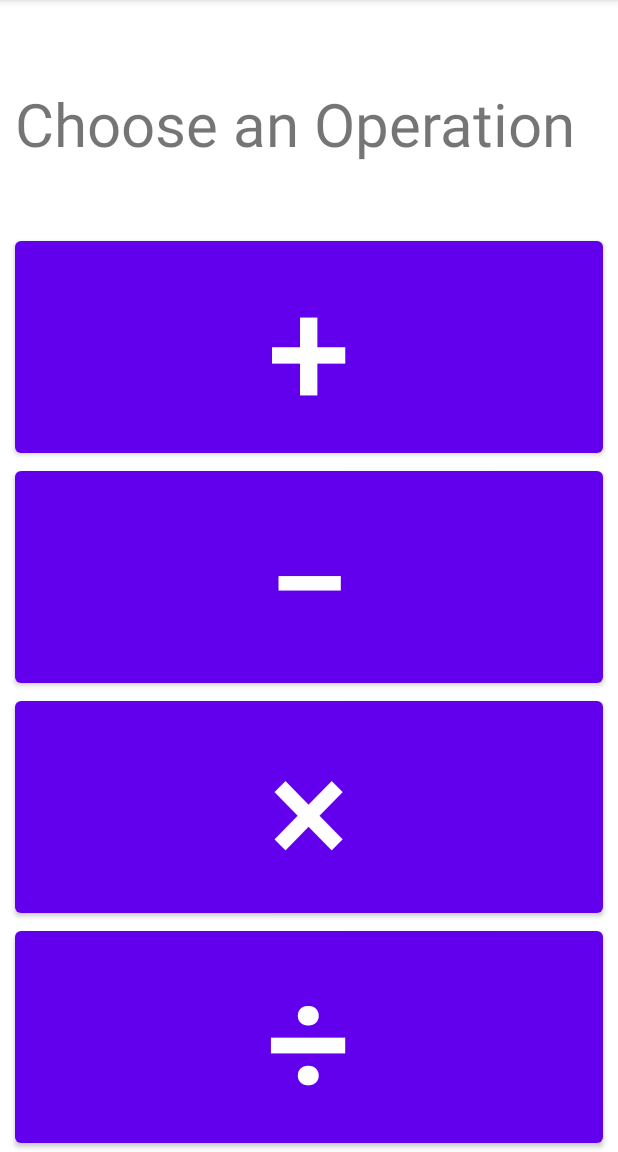
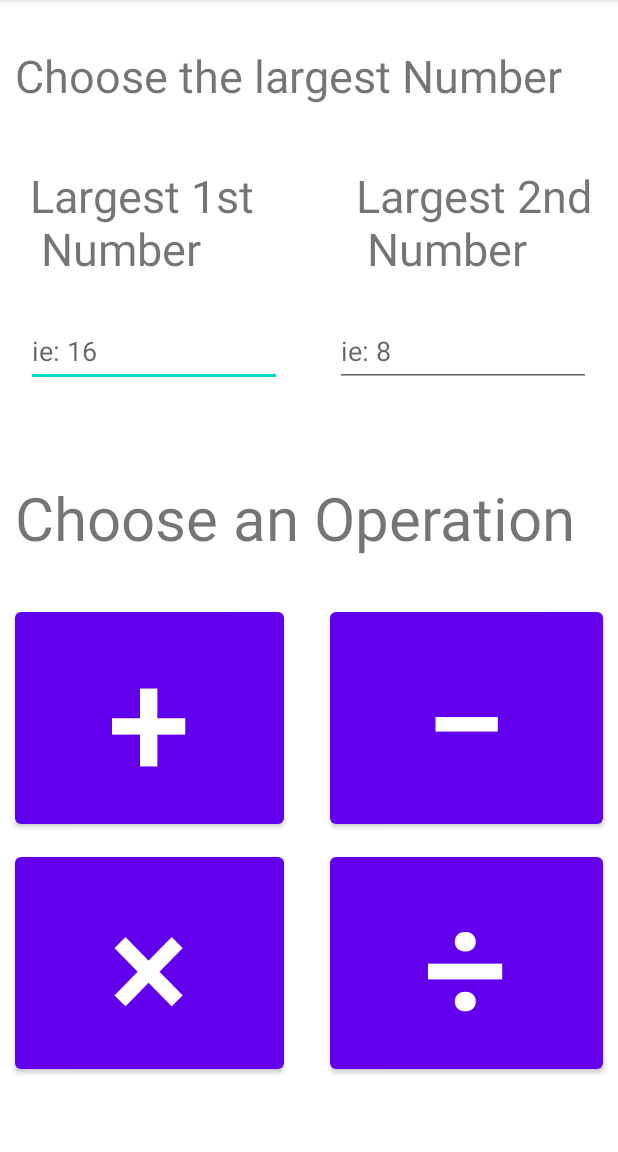
Before and after one commit to ccheung62/Android4SymbolMath, an Android app: the OperationSelect screen opened directly, with no data from a screen before it, on a phone screen of 412 x 824 dp, the part 84-1236 px from its top. Run offline under Robolectric (Android 15) with nearby library versions, the phone set to English and light mode, and no system bars.

```diff
--- a/app/src/main/java/com/example/a4symbolmath/ProblemDisplay.kt
+++ b/app/src/main/java/com/example/a4symbolmath/ProblemDisplay.kt
@@ -25,7 +25,7 @@ class ProblemDisplay : AppCompatActivity() {
 }
 
 
-/*lass logic {
+/*class logic {
     init {
         val hist: ArrayList<history> = ArrayList<history>()
 
@@ -67,7 +67,7 @@ class ProblemDisplay : AppCompatActivity() {
                     one = realans * two
                 }while (sign == " ")
                 try {
-                    input = scan.nextInt()//change this to user input
+                    input = //change this to user input
                 } catch (e: Exception) {//exit condition.. change to enter button
                     loop = false
                     break
--- a/app/src/main/res/layout/choose_operation.xml
+++ b/app/src/main/res/layout/choose_operation.xml
@@ -6,67 +6,140 @@
     android:layout_height="match_parent">
 
     <TextView
+        android:id="@+id/numberRangeTitle"
+        android:layout_width="0dp"
+        android:layout_height="60dp"
+        android:layout_marginStart="10dp"
+        android:layout_marginTop="30dp"
+        android:layout_marginEnd="10dp"
+        android:text="Choose the largest Number"
+        android:textSize="30sp"
+        app:layout_constraintEnd_toEndOf="parent"
+        app:layout_constraintHorizontal_bias="0.0"
+        app:layout_constraintStart_toStartOf="parent"
+        app:layout_constraintTop_toTopOf="parent" />
+
+    <TextView
+        android:id="@+id/FirstNumberTv"
+        android:layout_width="wrap_content"
+        android:layout_height="wrap_content"
+        android:layout_marginStart="20dp"
+        android:layout_marginTop="20dp"
+        android:text="Largest 1st\n Number"
+        android:textSize="30sp"
+        app:layout_constraintEnd_toStartOf="@+id/guideline"
+        app:layout_constraintHorizontal_bias="0.0"
+        app:layout_constraintStart_toStartOf="parent"
+        app:layout_constraintTop_toBottomOf="@+id/numberRangeTitle" />
+
+    <EditText
+        android:id="@+id/FirstNumberInput"
+        android:layout_width="wrap_content"
+        android:layout_height="wrap_content"
+        android:layout_marginTop="24dp"
+        android:ems="8"
+        android:hint="ie: 16"
+        android:inputType="number"
+        android:minHeight="48dp"
+        app:layout_constraintEnd_toStartOf="@+id/guideline"
+        app:layout_constraintStart_toStartOf="parent"
+        app:layout_constraintTop_toBottomOf="@+id/FirstNumberTv"
+        tools:ignore="Autofill" />
+
+    <EditText
+        android:id="@+id/SecondNumberInput"
+        android:layout_width="wrap_content"
+        android:layout_height="wrap_content"
+        android:layout_marginTop="24dp"
+        android:ems="8"
+        android:hint="ie: 8"
+        android:inputType="number"
+        android:minHeight="48dp"
+        app:layout_constraintEnd_toEndOf="parent"
+        app:layout_constraintStart_toStartOf="@+id/guideline"
+        app:layout_constraintTop_toBottomOf="@+id/SecondNumberTv"
+        tools:ignore="Autofill" />
+
+    <TextView
+        android:id="@+id/SecondNumberTv"
+        android:layout_width="wrap_content"
+        android:layout_height="wrap_content"
+        android:text="Largest 2nd\n Number"
+        android:textSize="30sp"
+        app:layout_constraintEnd_toEndOf="parent"
+        app:layout_constraintHorizontal_bias="0.652"
+        app:layout_constraintStart_toStartOf="@+id/guideline"
+        app:layout_constraintTop_toTopOf="@+id/FirstNumberTv" />
+
+    <TextView
         android:id="@+id/tvOperation"
         android:layout_width="0dp"
         android:layout_height="wrap_content"
         android:layout_marginStart="10dp"
-        android:layout_marginTop="10dp"
+        android:layout_marginTop="60dp"
         android:layout_marginEnd="10dp"
         android:text="Choose an Operation"
         android:textSize="40dp"
-        app:layout_constraintBottom_toTopOf="@+id/buttonAddition"
         app:layout_constraintEnd_toEndOf="parent"
+        app:layout_constraintHorizontal_bias="1.0"
         app:layout_constraintStart_toStartOf="parent"
-        app:layout_constraintTop_toTopOf="parent" />
+        app:layout_constraintTop_toBottomOf="@+id/FirstNumberInput" />
 
     <Button
         android:id="@+id/buttonAddition"
         android:layout_width="0dp"
         android:layout_height="wrap_content"
         android:layout_marginStart="10dp"
-        android:layout_marginEnd="10dp"
+        android:layout_marginTop="30dp"
+        android:layout_marginEnd="15dp"
         android:text="+"
         android:textSize="100dp"
-        app:layout_constraintBottom_toTopOf="@+id/buttonSubtraction"
-        app:layout_constraintEnd_toEndOf="parent"
+        app:layout_constraintEnd_toStartOf="@+id/guideline"
         app:layout_constraintHorizontal_bias="1.0"
-        app:layout_constraintStart_toStartOf="parent" />
+        app:layout_constraintStart_toStartOf="parent"
+        app:layout_constraintTop_toBottomOf="@+id/tvOperation" />
 
     <Button
         android:id="@+id/buttonSubtraction"
         android:layout_width="0dp"
         android:layout_height="wrap_content"
-        android:layout_marginStart="10dp"
+        android:layout_marginStart="15dp"
         android:layout_marginEnd="10dp"
         android:text="−"
         android:textSize="100dp"
-        app:layout_constraintBottom_toTopOf="@+id/buttonMultiplication"
         app:layout_constraintEnd_toEndOf="parent"
-        app:layout_constraintStart_toStartOf="parent" />
+        app:layout_constraintStart_toStartOf="@+id/guideline"
+        app:layout_constraintTop_toTopOf="@+id/buttonAddition" />
 
     <Button
         android:id="@+id/buttonMultiplication"
         android:layout_width="0dp"
         android:layout_height="wrap_content"
-        android:layout_marginStart="10dp"
-        android:layout_marginEnd="10dp"
+        android:layout_marginTop="10dp"
         android:text="×"
         android:textSize="100dp"
-        app:layout_constraintBottom_toTopOf="@+id/buttonDivision"
-        app:layout_constraintEnd_toEndOf="parent"
-        app:layout_constraintStart_toStartOf="parent" />
+        app:layout_constraintEnd_toEndOf="@+id/buttonAddition"
+        app:layout_constraintStart_toStartOf="@+id/buttonAddition"
+        app:layout_constraintTop_toBottomOf="@+id/buttonAddition" />
 
     <Button
         android:id="@+id/buttonDivision"
         android:layout_width="0dp"
         android:layout_height="wrap_content"
-        android:layout_marginStart="10dp"
+        android:layout_marginTop="10dp"
         android:layout_marginEnd="10dp"
         android:text="÷"
         android:textSize="100dp"
-        app:layout_constraintBottom_toBottomOf="parent"
         app:layout_constraintEnd_toEndOf="parent"
-        app:layout_constraintStart_toStartOf="parent" />
+        app:layout_constraintStart_toStartOf="@+id/buttonSubtraction"
+        app:layout_constraintTop_toBottomOf="@+id/buttonSubtraction" />
+
+    <androidx.constraintlayout.widget.Guideline
+        android:id="@+id/guideline"
+        android:layout_width="wrap_content"
+        android:layout_height="wrap_content"
+        android:orientation="vertical"
+        app:layout_constraintGuide_begin="205dp" />
 
 
 </androidx.constraintlayout.widget.ConstraintLayout>
```
Also changed, not shown: app/src/main/res/layout/number_range.xml (deleted, +0 -84 lines).
